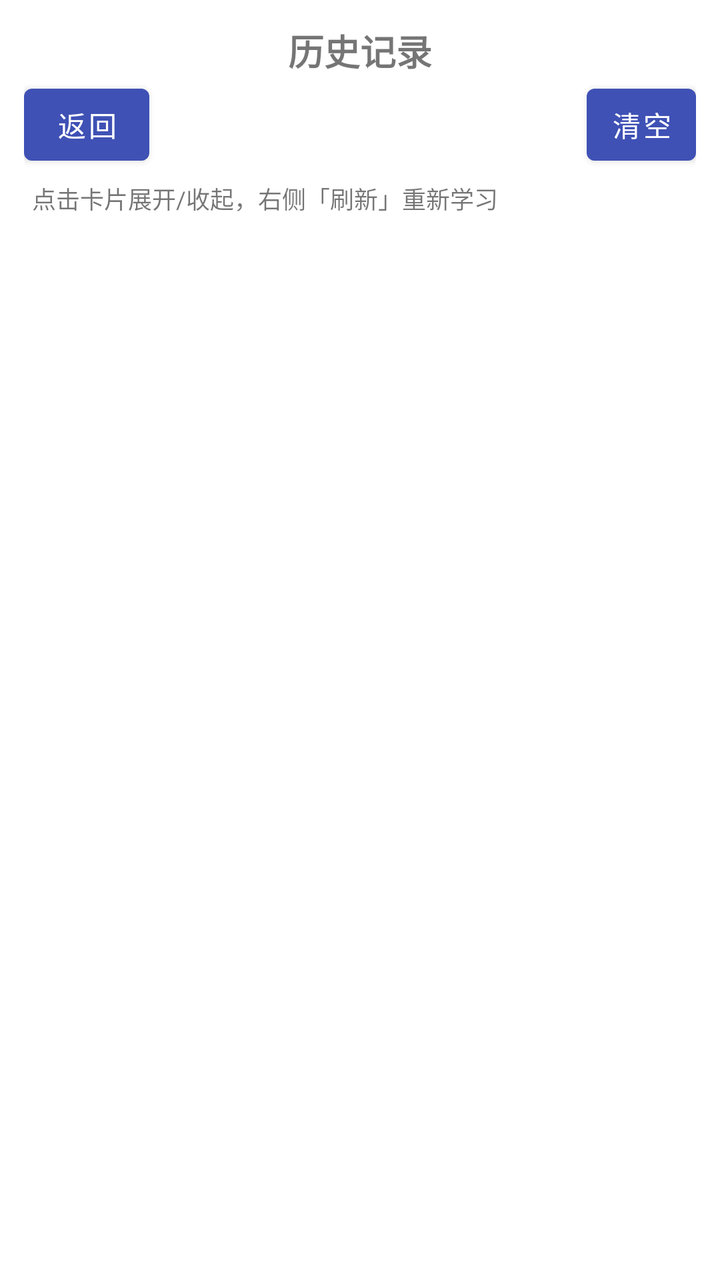
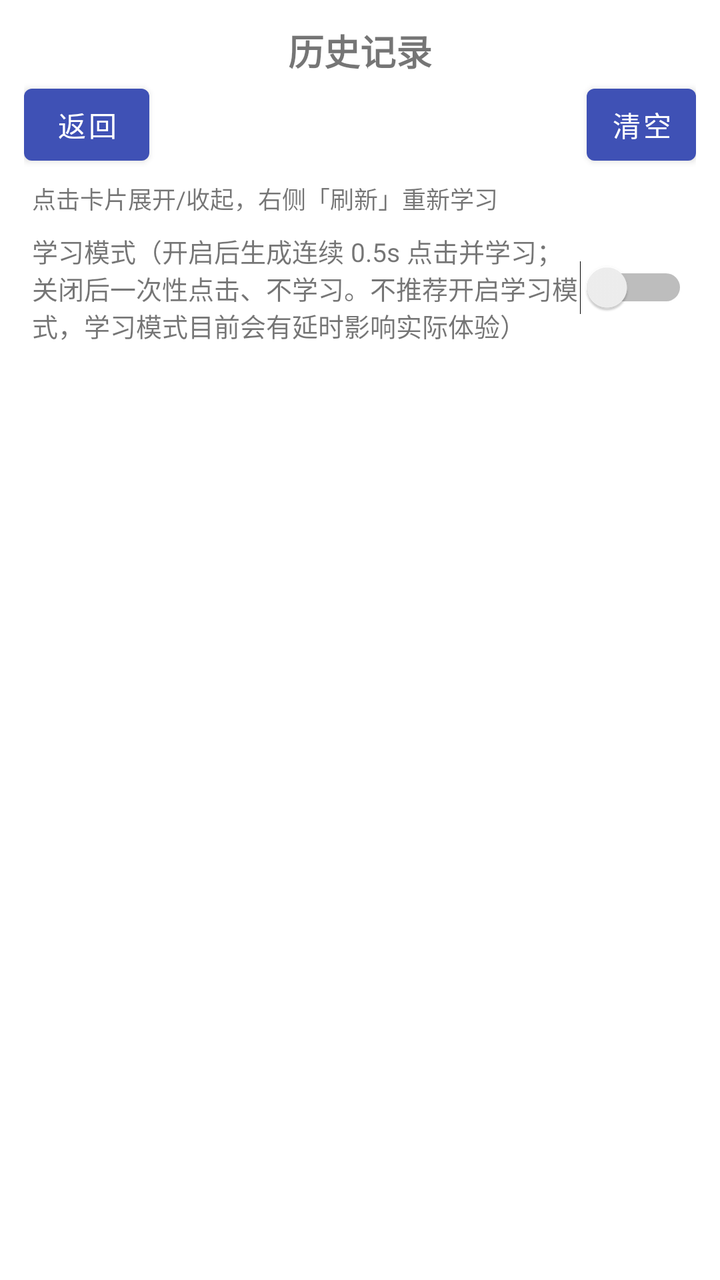

Before-and-after screenshots of an Android layout around one commit, followed by the original layout XML and the change that was made.
<!-- AndroidManifest.xml: application theme Theme.GkdBrain -->
<!-- res/layout/activity_history.xml -->
<?xml version="1.0" encoding="utf-8"?>
<LinearLayout xmlns:android="http://schemas.android.com/apk/res/android"
    android:layout_width="match_parent"
    android:layout_height="match_parent"
    android:orientation="vertical">

    <TextView
        android:layout_width="match_parent"
        android:layout_height="wrap_content"
        android:gravity="center"
        android:paddingTop="12dp"
        android:text="历史记录"
        android:textSize="18sp"
        android:textStyle="bold" />

    <LinearLayout
        android:layout_width="match_parent"
        android:layout_height="wrap_content"
        android:gravity="center_vertical"
        android:orientation="horizontal"
        android:paddingLeft="12dp"
        android:paddingRight="12dp"
        android:paddingBottom="4dp">

        <Button
            android:id="@+id/btn_back"
            android:layout_width="wrap_content"
            android:layout_height="wrap_content"
            android:minWidth="0dp"
            android:paddingLeft="16dp"
            android:paddingRight="16dp"
            android:text="返回" />

        <View
            android:layout_width="0dp"
            android:layout_height="1dp"
            android:layout_weight="1" />

        <Button
            android:id="@+id/btn_clear_history"
            android:layout_width="wrap_content"
            android:layout_height="wrap_content"
            android:minWidth="0dp"
            android:paddingLeft="12dp"
            android:paddingRight="12dp"
            android:text="清空" />
    </LinearLayout>

    <TextView
        android:layout_width="match_parent"
        android:layout_height="wrap_content"
        android:paddingLeft="16dp"
        android:paddingRight="16dp"
        android:text="点击卡片展开/收起，右侧「刷新」重新学习"
        android:textSize="12sp" />

    <ScrollView
        android:layout_width="match_parent"
        android:layout_height="0dp"
        android:layout_weight="1">

        <LinearLayout
            android:id="@+id/history_list"
            android:layout_width="match_parent"
            android:layout_height="wrap_content"
            android:orientation="vertical"
            android:padding="16dp" />
    </ScrollView>
</LinearLayout>
<!-- resources referenced by this layout -->
<resources>
  <style name="Theme.GkdBrain" parent="Theme.MaterialComponents.DayNight.NoActionBar">
          <item name="colorPrimary">@color/primary</item>
          <item name="colorPrimaryVariant">@color/primary_dark</item>
          <item name="colorOnPrimary">@color/white</item>
          <item name="colorSecondary">@color/accent</item>
          <item name="colorSecondaryVariant">@color/accent_dark</item>
          <item name="colorOnSecondary">@color/white</item>
          <item name="android:statusBarColor">@color/primary_dark</item>
      </style>
  <color name="primary">#3F51B5</color>
  <color name="primary_dark">#303F9F</color>
  <color name="white">#FFFFFF</color>
  <color name="accent">#00BCD4</color>
  <color name="accent_dark">#0097A7</color>
</resources>

<!-- the commit's change to res/layout/activity_history.xml (unified diff, before → after) -->
@@ -54,6 +54,29 @@
         android:text="点击卡片展开/收起，右侧「刷新」重新学习"
         android:textSize="12sp" />
 
+    
+    <LinearLayout
+        android:layout_width="match_parent"
+        android:layout_height="wrap_content"
+        android:gravity="center_vertical"
+        android:orientation="horizontal"
+        android:paddingLeft="16dp"
+        android:paddingTop="8dp"
+        android:paddingRight="16dp">
+
+        <TextView
+            android:layout_width="0dp"
+            android:layout_height="wrap_content"
+            android:layout_weight="1"
+            android:text="学习模式（开启后生成连续 0.5s 点击并学习；关闭后一次性点击、不学习。不推荐开启学习模式，学习模式目前会有延时影响实际体验）"
+            android:textSize="13sp" />
+
+        <Switch
+            android:id="@+id/learn_mode_switch"
+            android:layout_width="wrap_content"
+            android:layout_height="wrap_content" />
+    </LinearLayout>
+
     <ScrollView
         android:layout_width="match_parent"
         android:layout_height="0dp"
